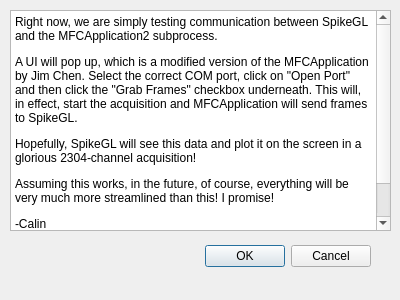
Above: FG_ConfigDialog.ui from acorver/SpikeGL before the change. Below: the same form after it.
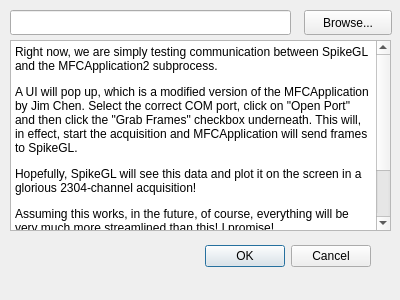
That is the form after the change.

What changed in the file:
```diff
--- a/FG_ConfigDialog.ui
+++ b/FG_ConfigDialog.ui
@@ -33,9 +33,9 @@
    <property name="geometry">
     <rect>
      <x>10</x>
-     <y>10</y>
+     <y>40</y>
      <width>381</width>
-     <height>221</height>
+     <height>191</height>
     </rect>
    </property>
    <property name="font">
@@ -57,6 +57,29 @@
 &lt;p style=&quot; margin-top:12px; margin-bottom:12px; margin-left:0px; margin-right:0px; -qt-block-indent:0; text-indent:0px;&quot;&gt;&lt;br /&gt;&lt;/p&gt;&lt;/body&gt;&lt;/html&gt;</string>
    </property>
   </widget>
+  <widget class="QPushButton" name="browseBut">
+   <property name="geometry">
+    <rect>
+     <x>304</x>
+     <y>10</y>
+     <width>88</width>
+     <height>25</height>
+    </rect>
+   </property>
+   <property name="text">
+    <string>Browse...</string>
+   </property>
+  </widget>
+  <widget class="QLineEdit" name="outputFileLE">
+   <property name="geometry">
+    <rect>
+     <x>10</x>
+     <y>10</y>
+     <width>281</width>
+     <height>25</height>
+    </rect>
+   </property>
+  </widget>
  </widget>
  <resources/>
  <connections>
```
Left out of the diff: 2 changed lines with no effect on the pictures.
